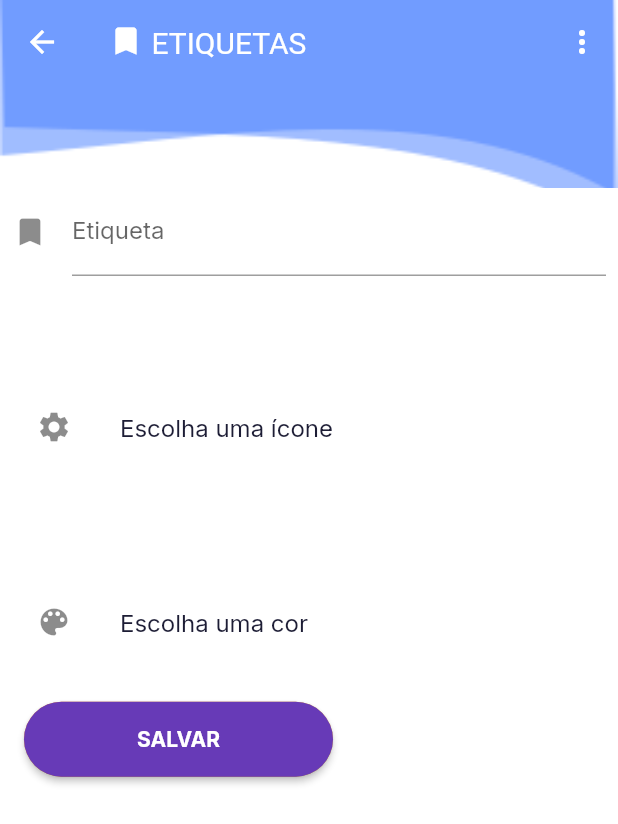
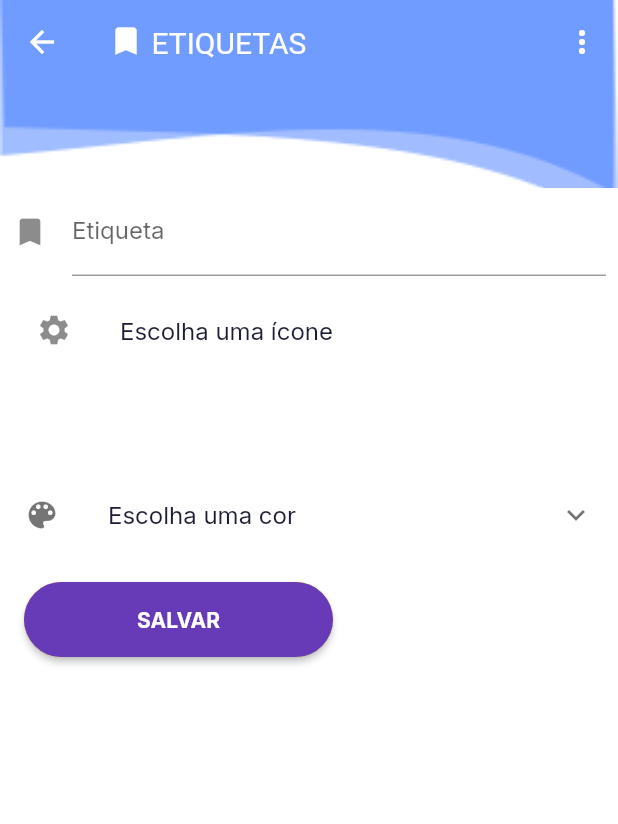
Before and after one commit to RafaelMunareto/MunaTasksV2_flutter, a Flutter app: the EtiquetasPage screen opened by its route, on a phone screen of 412 x 824 dp. Shown: the top 824 px of the screen. Run offline on Flutter 3.47's test engine with Material 2 defaults, Android fonts, the phone set to English and light mode, and no system bars; our stand-ins replace accordion, badges, cloud_firestore, firebase_auth, firebase_core, firebase_dynamic_links and 13 more; missing offline and left inert: flutter_iconpicker, rolling_switch; accounts and stored records are empty; generated files the repository leaves out were written again.

Commit message:
finalização da parte das etiquestas, falta somente o layout

```diff
--- a/lib/app/modules/settings/etiquetas/etiquetas_page.dart
+++ b/lib/app/modules/settings/etiquetas/etiquetas_page.dart
@@ -8,6 +8,7 @@ import 'package:munatasks2/app/modules/settings/etiquetas/shared/widgets/colors_
 import 'package:munatasks2/app/modules/settings/etiquetas/shared/widgets/etiquetas_widget.dart';
 import 'package:munatasks2/app/modules/settings/etiquetas/shared/widgets/icon_widget.dart';
 import 'package:munatasks2/app/modules/settings/etiquetas/shared/widgets/text_field_widget.dart';
+import 'package:munatasks2/app/modules/settings/etiquetas/shared/widgets/validate_widget.dart';
 import 'package:munatasks2/app/shared/components/app_bar_widget.dart';
 import 'package:munatasks2/app/shared/components/button_widget.dart';
 import 'package:munatasks2/app/shared/utils/convert_icon.dart';
@@ -67,6 +68,7 @@ class EtiquetasPageState extends State<EtiquetasPage>
         child: GestureDetector(
           onTap: () {
             store.etiquetaStore.setColorAction(false);
+            FocusScope.of(context).requestFocus(FocusNode());
           },
           child: Wrap(
             direction: Axis.vertical,
@@ -85,19 +87,14 @@ class EtiquetasPageState extends State<EtiquetasPage>
                     icon: store.etiquetaStore.icon,
                     color: store.etiquetaStore.color);
               }),
-              Padding(
-                padding: const EdgeInsets.all(8.0),
-                child: SizedBox(
+              Observer(builder: (_) {
+                return SizedBox(
                   width: MediaQuery.of(context).size.width,
-                  height: MediaQuery.of(context).size.height * 0.05,
-                  child: Center(
-                    child: Observer(builder: (_) {
-                      return GestureDetector(
-                        child: ListTile(
+                  child: ExpansionTile(
                     leading: Icon(
                       Icons.color_lens,
-                            color: ConvertIcon()
-                                .convertColor(store.etiquetaStore.color),
+                      color:
+                          ConvertIcon().convertColor(store.etiquetaStore.color),
                     ),
                     title: Text(
                       'Escolha uma cor',
@@ -106,26 +103,7 @@ class EtiquetasPageState extends State<EtiquetasPage>
                             .convertColor(store.etiquetaStore.color),
                       ),
                     ),
-                        ),
-                        onTap: () {
-                          setState(
-                            () {
-                              FocusScope.of(context).requestFocus(FocusNode());
-                              store.etiquetaStore.setColorAction(
-                                  !store.etiquetaStore.colorAction);
-                              setState(() {
-                                store.etiquetaStore.colorAction
-                                    ? controller.forward()
-                                    : controller.reverse();
-                              });
-                            },
-                          );
-                        },
-                      );
-                    }),
-                  ),
-                ),
-              ),
+                    children: <Widget>[
                       Observer(
                         builder: (_) {
                           return ColorsWidget(
@@ -138,6 +116,10 @@ class EtiquetasPageState extends State<EtiquetasPage>
                           );
                         },
                       ),
+                    ],
+                  ),
+                );
+              }),
               Observer(builder: (_) {
                 return Padding(
                   padding: const EdgeInsets.all(8.0),
@@ -150,6 +132,17 @@ class EtiquetasPageState extends State<EtiquetasPage>
                       function: store.submit),
                 );
               }),
+              Observer(
+                builder: (_) {
+                  return store.etiquetaStore.showValidation
+                      ? ValidateWidget(
+                          validateEtiqueta:
+                              store.etiquetaStore.validateEtiqueta,
+                          validateColor: store.etiquetaStore.validateColor,
+                          validateIcon: store.etiquetaStore.validateIcon)
+                      : Container();
+                },
+              ),
               EtiquetasWidget(
                 etiquetasList: store.etiquetaStore.etiquetaList,
                 getList: store.getList,
--- a/lib/app/modules/settings/etiquetas/shared/widgets/colors_widget.dart
+++ b/lib/app/modules/settings/etiquetas/shared/widgets/colors_widget.dart
@@ -24,41 +24,12 @@ class ColorsWidget extends StatefulWidget {
   State<ColorsWidget> createState() => _ColorsWidgetState();
 }
 
-class _ColorsWidgetState extends State<ColorsWidget>
-    with SingleTickerProviderStateMixin {
-  late Animation<double> altura;
-
-  @override
-  void dispose() {
-    widget.controller.dispose();
-    super.dispose();
-  }
-
+class _ColorsWidgetState extends State<ColorsWidget> {
   @override
   Widget build(BuildContext context) {
-    altura =
-        Tween<double>(begin: 0, end: MediaQuery.of(context).size.height * 0.4)
-            .animate(
-      CurvedAnimation(
-        parent: widget.controller,
-        curve: const Interval(0.6, 0.9),
-      ),
-    );
-
-    return Padding(
-      padding: const EdgeInsets.all(8.0),
-      child: AnimatedBuilder(
-        animation: widget.controller,
-        builder: _buildAnimation,
-      ),
-    );
-  }
-
-  Widget _buildAnimation(BuildContext context, Widget? child) {
-    return widget.colorAction
-        ? SizedBox(
+    return SizedBox(
       width: MediaQuery.of(context).size.width,
-            height: altura.value,
+      height: MediaQuery.of(context).size.height * 0.5,
       child: Observer(
         builder: (_) {
           if (widget.colorsList.data == null) {
@@ -92,8 +63,8 @@ class _ColorsWidgetState extends State<ColorsWidget>
                       leading: Radio(
                         value: model.color.toString(),
                         groupValue: widget.color,
-                              activeColor: ConvertIcon()
-                                  .convertColorAndName(model.color)[1],
+                        activeColor:
+                            ConvertIcon().convertColorAndName(model.color)[1],
                         onChanged: (value) {
                           setState(() {
                             widget.setColor(value);
@@ -108,7 +79,6 @@ class _ColorsWidgetState extends State<ColorsWidget>
           }
         },
       ),
-          )
-        : Container();
+    );
   }
 }
--- a/lib/app/modules/settings/etiquetas/shared/widgets/etiquetas_widget.dart
+++ b/lib/app/modules/settings/etiquetas/shared/widgets/etiquetas_widget.dart
@@ -20,10 +20,44 @@ class EtiquetasWidget extends StatefulWidget {
   State<EtiquetasWidget> createState() => _EtiquetasWidgetState();
 }
 
-class _EtiquetasWidgetState extends State<EtiquetasWidget> {
+class _EtiquetasWidgetState extends State<EtiquetasWidget>
+    with SingleTickerProviderStateMixin {
+  late AnimationController _controller;
+  late Animation<double> opacidade;
+
+  @override
+  void initState() {
+    super.initState();
+
+    _controller = AnimationController(
+        duration: const Duration(milliseconds: 1400), vsync: this);
+    _controller.forward();
+  }
+
+  @override
+  void dispose() {
+    _controller.dispose();
+    super.dispose();
+  }
+
   @override
   Widget build(BuildContext context) {
-    return SizedBox(
+    opacidade = Tween<double>(begin: 0, end: 1).animate(
+        CurvedAnimation(parent: _controller, curve: const Interval(0.6, 0.8)));
+
+    return Padding(
+      padding: const EdgeInsets.all(8.0),
+      child: AnimatedBuilder(
+        animation: _controller,
+        builder: _buildAnimation,
+      ),
+    );
+  }
+
+  Widget _buildAnimation(BuildContext context, Widget? child) {
+    return FadeTransition(
+      opacity: opacidade,
+      child: SizedBox(
         width: MediaQuery.of(context).size.width,
         height: MediaQuery.of(context).size.height * 0.4,
         child: Observer(
@@ -74,12 +108,14 @@ class _EtiquetasWidgetState extends State<EtiquetasWidget> {
                           ),
                         ),
                       ),
+                      Divider(),
                     ],
                   );
                 },
               );
             }
           },
+        ),
       ),
     );
   }
@@ -90,19 +126,52 @@ class _EtiquetasWidgetState extends State<EtiquetasWidget> {
         context: context,
         builder: (_) {
           return AlertDialog(
-            title: Text(
-                'Tem certeza que deseja excluír a etiqueta ${model!.etiqueta}'),
+            title: const Text('Excluir etiqueta.'),
+            content: Text(
+              'Tem certeza que deseja excluír a etiqueta ${model!.etiqueta} ?',
+              style: const TextStyle(fontSize: 16, color: Colors.deepPurple),
+            ),
             actions: [
               ElevatedButton(
+                style: ButtonStyle(
+                  backgroundColor: MaterialStateProperty.all(Colors.white),
+                  shape: MaterialStateProperty.all<RoundedRectangleBorder>(
+                    RoundedRectangleBorder(
+                      borderRadius: BorderRadius.circular(18.0),
+                      side: const BorderSide(
+                        color: Colors.deepPurple,
+                        width: 2.0,
+                      ),
+                    ),
+                  ),
+                ),
                 onPressed: () => Navigator.pop(context),
-                child: const Text('CANCELAR'),
+                child: const Text(
+                  'CANCELAR',
+                  style: TextStyle(color: Colors.deepPurple),
+                ),
               ),
               ElevatedButton(
+                style: ButtonStyle(
+                  backgroundColor: MaterialStateProperty.all(Colors.deepPurple),
+                  shape: MaterialStateProperty.all<RoundedRectangleBorder>(
+                    RoundedRectangleBorder(
+                      borderRadius: BorderRadius.circular(18.0),
+                      side: const BorderSide(
+                        color: Colors.deepPurple,
+                        width: 2.0,
+                      ),
+                    ),
+                  ),
+                ),
                 onPressed: () {
                   widget.delete(model);
                   Navigator.pop(context);
                 },
-                child: const Text('EXCLUIR'),
+                child: const Text(
+                  'EXCLUIR',
+                  style: TextStyle(color: Colors.white),
+                ),
               ),
             ],
           );
--- a/lib/app/modules/settings/etiquetas/shared/widgets/text_field_widget.dart
+++ b/lib/app/modules/settings/etiquetas/shared/widgets/text_field_widget.dart
@@ -6,13 +6,13 @@ class TextFieldWidget extends StatefulWidget {
   final bool loading;
   final Function setEtiqueta;
   final DocumentReference? reference;
-  const TextFieldWidget(
-      {Key? key,
-      this.etiqueta = "",
-      this.loading = false,
-      required this.setEtiqueta,
-      required this.reference})
-      : super(key: key);
+  const TextFieldWidget({
+    Key? key,
+    this.etiqueta = "",
+    this.loading = false,
+    required this.setEtiqueta,
+    required this.reference,
+  }) : super(key: key);
 
   @override
   State<TextFieldWidget> createState() => _TextFieldWidgetState();
@@ -23,11 +23,14 @@ class _TextFieldWidgetState extends State<TextFieldWidget> {
   Widget build(BuildContext context) {
     return SizedBox(
       width: MediaQuery.of(context).size.width,
-      height: MediaQuery.of(context).size.height * 0.15,
       child: Padding(
         padding: const EdgeInsets.only(left: 8, right: 8),
         child: TextFormField(
-          key: Key(widget.reference.toString()),
+          key: widget.reference != null
+              ? Key(widget.reference.toString())
+              : widget.loading
+                  ? Key(widget.etiqueta.toString())
+                  : const Key('etiqueta'),
           initialValue: widget.etiqueta,
           onChanged: (value) {
             widget.setEtiqueta(value);
--- a/lib/app/modules/settings/settings_module.dart
+++ b/lib/app/modules/settings/settings_module.dart
@@ -17,6 +17,7 @@ import 'package:munatasks2/app/modules/settings/principal/principal_page.dart';
 import 'package:flutter_modular/flutter_modular.dart';
 import 'package:munatasks2/app/modules/settings/principal/principal_store.dart';
 import 'package:munatasks2/app/shared/auth/repositories/guard.dart';
+import 'package:munatasks2/app/shared/utils/image/image_repository.dart';
 
 class SettingsModule extends Module {
   @override
@@ -33,6 +34,7 @@ class SettingsModule extends Module {
         (i) => EtiquetaRepository(firestore: FirebaseFirestore.instance)),
     Bind.lazySingleton((i) => PrincipalStore()),
     Bind.lazySingleton((i) => EtiquetasStore(etiquetaService: i.get())),
+    Bind.lazySingleton<ImageRepository>((i) => ImageRepository()),
     Bind.lazySingleton(
         (i) => PerfilStore(perfilService: i.get(), imageRepository: i.get())),
   ];
--- a/lib/app/shared/components/button_widget.dart
+++ b/lib/app/shared/components/button_widget.dart
@@ -80,7 +80,10 @@ class _ButtonWidgetState extends State<ButtonWidget>
                   borderRadius: BorderRadius.circular(radius.value),
                 ),
               ),
-              onPressed: widget.function,
+              onPressed: () {
+                FocusScope.of(context).requestFocus(FocusNode());
+                widget.function();
+              },
               child: widget.loading
                   ? const CircularProgressIndicator(
                       color: Colors.white,
--- a/pubspec.yaml
+++ b/pubspec.yaml
@@ -39,7 +39,6 @@ dependencies:
   badges: ^2.0.2
   flutter_zoom_drawer: ^2.1.2
   flutter_iconpicker: ^3.1.2
-  expansion_tile_card: ^1.1.0
 
 dev_dependencies:
   flutter_test:
```
Also changed, not shown: lib/app/modules/settings/etiquetas/etiquetas_store.dart (+7 -0 lines), lib/app/modules/settings/etiquetas/shared/controller/etiqueta_store.dart (+8 -1 lines), lib/app/modules/settings/etiquetas/shared/widgets/validate_widget.dart (added, +60 -0 lines), lib/app/modules/settings/etiquetas/etiquetas_store.g.dart, lib/app/modules/settings/etiquetas/shared/controller/etiqueta_store.g.dart, pubspec.lock. Lines whose indentation alone changed are shown as unchanged.
